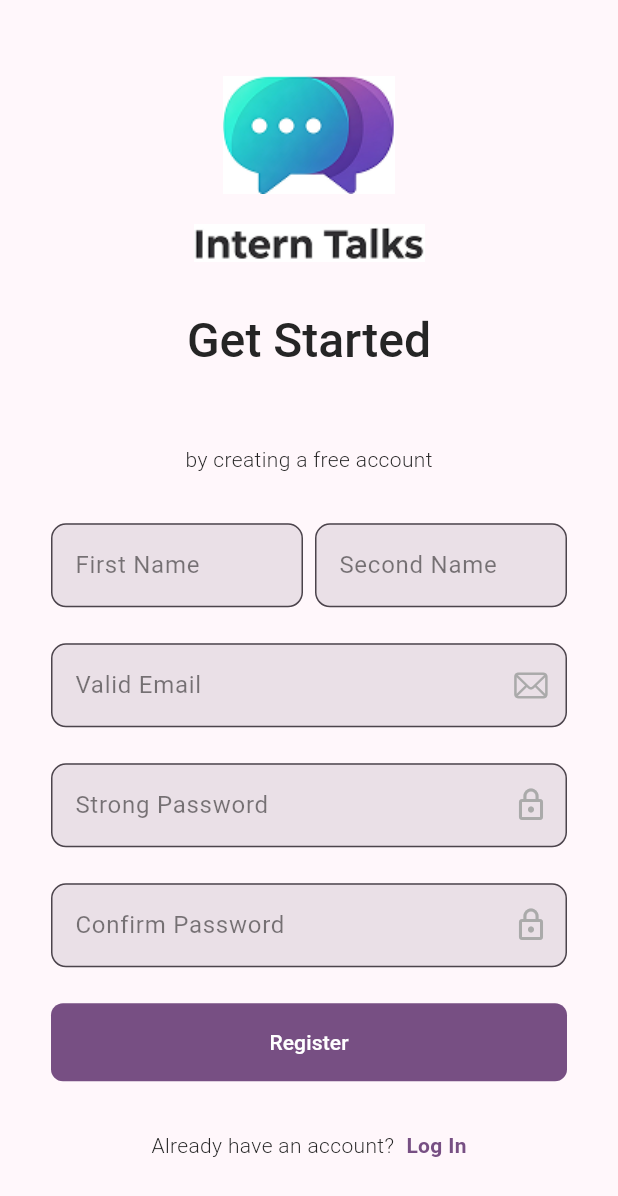
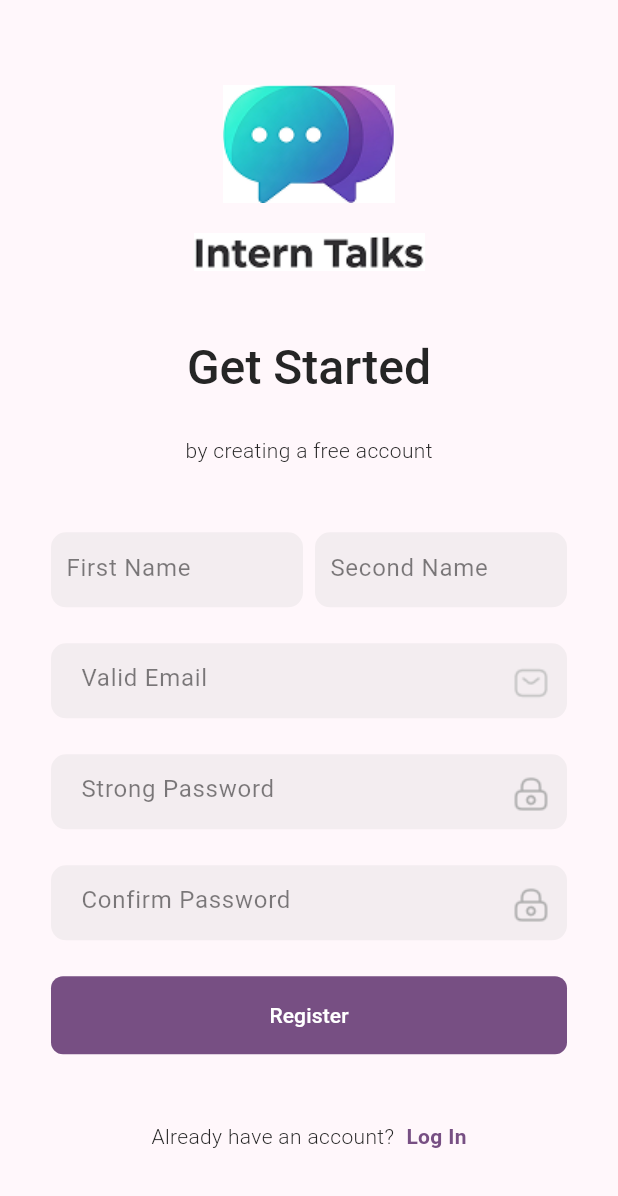
Before and after one commit to NBG-Software/interns-talk-mobile, a Flutter app: the screen it shows after launch, after a tap on "Register", on a phone screen of 412 x 824 dp. Shown: the top 1196 px of the screen. Run offline on Flutter 3.47's test engine with Material 3 defaults, Android fonts, the phone set to English and light mode, and no system bars.

Commit message:
Edited text field ui

```diff
--- a/lib/ui/pages/login_page.dart
+++ b/lib/ui/pages/login_page.dart
@@ -53,41 +53,50 @@ class LoginPage extends StatelessWidget {
                     child: Column(
                       crossAxisAlignment: CrossAxisAlignment.center,
                       children: [
-                        TextFormField(
+                        Container(
+                          decoration: BoxDecoration(
+                          color: kTextFieldContainer,
+                          borderRadius:  BorderRadius.circular(10.0),
+                        ),
+                          height: 50,
+                          child: Padding(
+                            padding: const EdgeInsets.only(left: kMarginSmall2x,top: 3),
+                            child: TextFormField(
                               decoration: InputDecoration(
                                 hintText: kEmailHintText,
                                 suffixIcon: IconButton(
                                   onPressed: () {},
-                              icon: Icon(CupertinoIcons.mail),
+                                  icon: Image.asset(kEmailIcon),
                                   color: kIconColorGrey,
                                 ),
                                 hintStyle: TextStyle(color: kHintTextColor),
-                            filled: true,
-                            focusColor: kIconColorGrey,
-                            focusedBorder: OutlineInputBorder(
-                                borderRadius: BorderRadius.circular(10)),
-                            border: OutlineInputBorder(
-                              borderRadius: BorderRadius.circular(10),
+                                border: InputBorder.none
+                              ),
                             ),
                           ),
                         ),
                         SizedBox(
                           height: kMarginMedium1x,
                         ),
-                        TextFormField(
+                        Container(
+                          decoration: BoxDecoration(
+                            color: kTextFieldContainer,
+                            borderRadius:  BorderRadius.circular(10.0),
+                          ),
+                          height: 50,
+                          child: Padding(
+                            padding: const EdgeInsets.only(left: kMarginSmall2x,top: 3),
+                            child: TextFormField(
                               decoration: InputDecoration(
                                   hintText: kPasswordHintText,
                                   suffixIcon: IconButton(
                                     onPressed: () {},
-                              icon: Icon(Icons.lock_outline),
+                                    icon: Image.asset(kLockIcon),
                                     color: kIconColorGrey,
                                   ),
                                   hintStyle: TextStyle(color: kHintTextColor),
-                            filled: true,
-                            focusedBorder: OutlineInputBorder(
-                                borderRadius: BorderRadius.circular(10)),
-                            border: OutlineInputBorder(
-                              borderRadius: BorderRadius.circular(10),
+                                  border: InputBorder.none
+                              ),
                             ),
                           ),
                         ),
--- a/lib/ui/pages/register_page.dart
+++ b/lib/ui/pages/register_page.dart
@@ -37,14 +37,14 @@ class RegisterPage extends StatelessWidget {
                 Column(
                   children: [
                     Text(
-                      'Get Started',
+                      kRegisterTitle,
                       style: Theme.of(context).textTheme.titleLarge,
                     ),
                     SizedBox(
-                      height: 48,
+                      height: 24,
                     ),
                     Text(
-                      'by creating a free account',
+                      kRegisterBodyText,
                       style: Theme.of(context).textTheme.bodyMedium,
                     )
                   ],
@@ -55,89 +55,120 @@ class RegisterPage extends StatelessWidget {
                       Row(
                         children: [
                           Expanded(
+                            child: Container(
+                  decoration: BoxDecoration(
+                  color: kTextFieldContainer,
+                    borderRadius:  BorderRadius.circular(10.0),
+                  ),
+                  height: 50,
+                  child: Padding(
+                    padding: const EdgeInsets.only(left: 10),
                     child: TextFormField(
                       decoration: InputDecoration(
-                                  hintText: 'First Name',
+                          hintText: kFirstName,
                           hintStyle: TextStyle(color: kHintTextColor),
-                                  filled: true,
-                                  border: OutlineInputBorder(
-                                      borderRadius: BorderRadius.circular(10))),
+                          border: InputBorder.none
+                      ),
+                    ),
+                  ),
                 ),
                           ),
                           SizedBox(
                             width: 8,
                           ),
                           Expanded(
+                              child:Container(
+                                decoration: BoxDecoration(
+                                  color: kTextFieldContainer,
+                                  borderRadius:  BorderRadius.circular(10.0),
+                                ),
+                                height: 50,
+                                child: Padding(
+                                  padding: const EdgeInsets.only(left: 10),
                                   child: TextFormField(
                                     decoration: InputDecoration(
-                                hintText: 'Second Name',
+                                        hintText: kSecondName,
                                         hintStyle: TextStyle(color: kHintTextColor),
-                                filled: true,
-                                border: OutlineInputBorder(
-                                    borderRadius: BorderRadius.circular(10))),
-                          )),
+                                        border: InputBorder.none
+                                    ),
+                                  ),
+                                ),
+                              ),
+                          ),
                         ],
                       ),
                       SizedBox(
                         height: kMarginMedium1x,
                       ),
-                      TextFormField(
+                      Container(
+                        decoration: BoxDecoration(
+                          color: kTextFieldContainer,
+                          borderRadius:  BorderRadius.circular(10.0),
+                        ),
+                        height: 50,
+                        child: Padding(
+                          padding: const EdgeInsets.only(left: kMarginSmall2x,top: 3),
+                          child: TextFormField(
                             decoration: InputDecoration(
-                          hintText: 'Valid Email',
+                                hintText:kValidEmailHint,
                                 suffixIcon: IconButton(
                                   onPressed: () {},
-                            icon: Icon(CupertinoIcons.mail),
+                                  icon: Image.asset(kEmailIcon),
                                   color: kIconColorGrey,
                                 ),
                                 hintStyle: TextStyle(color: kHintTextColor),
-                          filled: true,
-                          focusColor: kIconColorGrey,
-                          focusedBorder: OutlineInputBorder(
-                              borderRadius: BorderRadius.circular(10)),
-                          border: OutlineInputBorder(
-                            borderRadius: BorderRadius.circular(10),
+                                border: InputBorder.none
+                            ),
                           ),
                         ),
                       ),
                       SizedBox(
                         height: kMarginMedium1x,
                       ),
-                      TextFormField(
+                      Container(
+                        decoration: BoxDecoration(
+                          color: kTextFieldContainer,
+                          borderRadius:  BorderRadius.circular(10.0),
+                        ),
+                        height: 50,
+                        child: Padding(
+                          padding: const EdgeInsets.only(left: kMarginSmall2x,top: 3),
+                          child: TextFormField(
                             decoration: InputDecoration(
-                          hintText: 'Strong Password',
+                                hintText: kStrongPasswordHint,
                                 suffixIcon: IconButton(
                                   onPressed: () {},
-                            icon: Icon(Icons.lock_outline),
+                                  icon: Image.asset(kLockIcon),
                                   color: kIconColorGrey,
                                 ),
                                 hintStyle: TextStyle(color: kHintTextColor),
-                          filled: true,
-                          focusColor: kIconColorGrey,
-                          focusedBorder: OutlineInputBorder(
-                              borderRadius: BorderRadius.circular(10)),
-                          border: OutlineInputBorder(
-                            borderRadius: BorderRadius.circular(10),
+                                border: InputBorder.none
+                            ),
                           ),
                         ),
                       ),
                       SizedBox(
                         height: kMarginMedium1x,
                       ),
-                      TextFormField(
+                      Container(
+                        decoration: BoxDecoration(
+                          color: kTextFieldContainer,
+                          borderRadius:  BorderRadius.circular(10.0),
+                        ),
+                        height: 50,
+                        child: Padding(
+                          padding: const EdgeInsets.only(left: kMarginSmall2x,top: 3),
+                          child: TextFormField(
                             decoration: InputDecoration(
-                          hintText: 'Confirm Password',
+                                hintText: kConfirmPasswordHint,
                                 suffixIcon: IconButton(
                                   onPressed: () {},
-                            icon: Icon(Icons.lock_outline),
+                                  icon: Image.asset(kLockIcon),
                                   color: kIconColorGrey,
                                 ),
                                 hintStyle: TextStyle(color: kHintTextColor),
-                          filled: true,
-                          focusColor: kIconColorGrey,
-                          focusedBorder: OutlineInputBorder(
-                              borderRadius: BorderRadius.circular(10)),
-                          border: OutlineInputBorder(
-                            borderRadius: BorderRadius.circular(10),
+                                border: InputBorder.none
+                            ),
                           ),
                         ),
                       ),
@@ -161,7 +192,7 @@ class RegisterPage extends StatelessWidget {
                 Row(
                   mainAxisAlignment: MainAxisAlignment.center,
                   children: [
-                    Text('Already have an account?'),
+                    Text(kHaveAccountText),
                     SizedBox(
                       width: 8,
                     ),
--- a/lib/utils/colors.dart
+++ b/lib/utils/colors.dart
@@ -13,3 +13,4 @@ const kMessageTimeColor = Color.fromRGBO(121, 124, 123, 1);
 const kSurfaceGrey = Color.fromRGBO(217, 217, 217, 1);
 const kProfileIconsColor = Color.fromRGBO(95, 99, 104, 1);
 const kErrorColor = Color.fromRGBO(255, 0, 0, 1);
+const kTextFieldContainer = Color.fromRGBO(196, 196, 196, 0.2);
--- a/lib/utils/dimens.dart
+++ b/lib/utils/dimens.dart
@@ -2,3 +2,4 @@ const double kMarginMedium1x = 24;
 const double kMarginMedium2x = 30;
 const double kMarginSmall1x = 16;
 const double kMarginLarge = 34;
+const double kMarginSmall2x = 20;
--- a/lib/utils/images.dart
+++ b/lib/utils/images.dart
@@ -1,3 +1,5 @@
 const kAppLogoImage = 'assets/images/app_logo.png';
 const kAppName = 'assets/images/app_name.png';
 const kAppLogo = 'assets/images/intern_talks_logo.png';
+const kEmailIcon = 'assets/images/ic_mail.png';
+const kLockIcon = 'assets/images/ic_lock.png';
--- a/lib/utils/string.dart
+++ b/lib/utils/string.dart
@@ -6,3 +6,11 @@ const kForgotPasswordText = 'Forgot password?';
 const kLoginButtonText = 'Log In';
 const kDontHaveAccountText = 'Don\'t have an account?';
 const kRegisterButtonText = 'Register';
+const kRegisterTitle = 'Get Started';
+const kRegisterBodyText = 'by creating a free account';
+const kFirstName = 'First Name';
+const kSecondName = 'Second Name';
+const kValidEmailHint = 'Valid Email';
+const kStrongPasswordHint = 'Strong Password';
+const kConfirmPasswordHint = 'Confirm Password';
+const kHaveAccountText = 'Already have an account?';
```
Also changed, not shown: assets/images/ic_lock.png (added), assets/images/ic_mail.png (added). Lines whose indentation alone changed are shown as unchanged.
